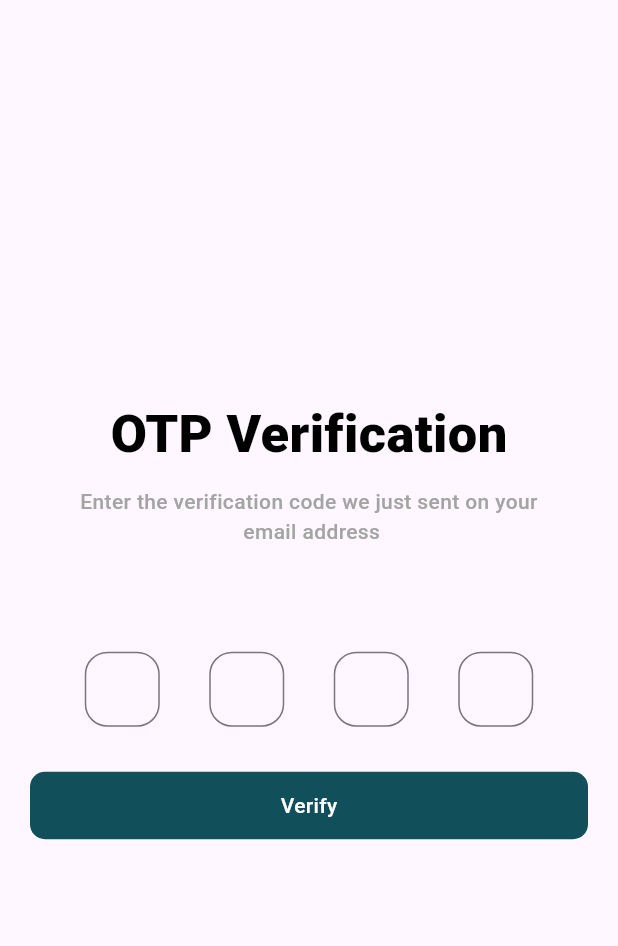
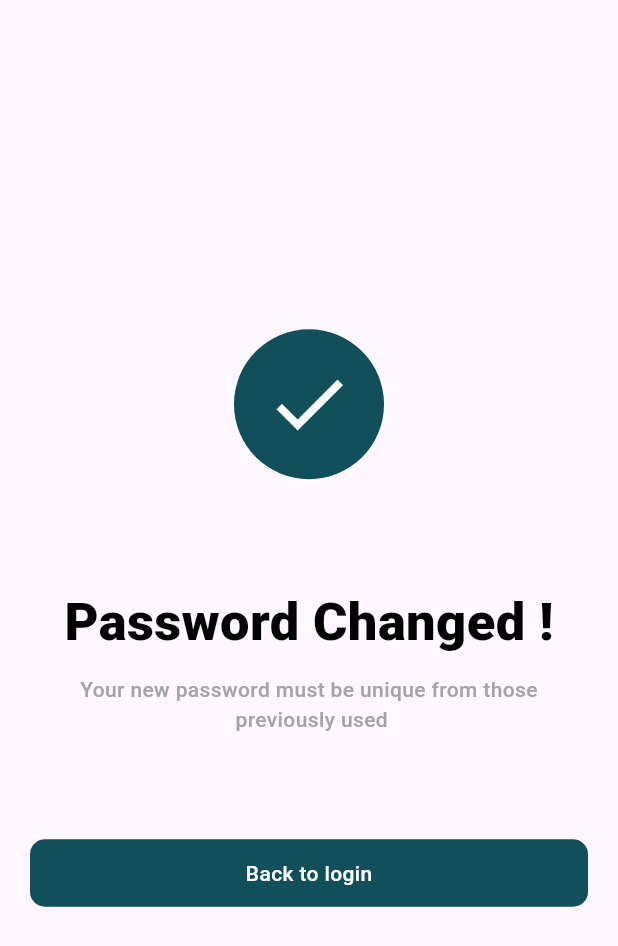
Before and after one commit to muhammed-aslam-pm/Hostel-Manager, a Flutter app: the CreateNewPasswordScreen screen opened directly, after a tap on "Save", on a phone screen of 412 x 824 dp. Shown: the top 946 px of the screen. Run offline on Flutter 3.47's test engine with Material 3 defaults, Android fonts, the phone set to English and light mode, and no system bars; our stand-ins replace smooth_page_indicator.

Commit message:
password changedscreen created

```diff
--- a/lib/view/login_and_register_screens/create_new_password_screen.dart
+++ b/lib/view/login_and_register_screens/create_new_password_screen.dart
@@ -3,6 +3,7 @@ import 'package:hostel_management_app/utils/color_constants.dart';
 import 'package:hostel_management_app/utils/text_style_constatnts.dart';
 import 'package:hostel_management_app/view/global_widgets/login_button.dart';
 import 'package:hostel_management_app/view/login_and_register_screens/otp_verification_screen.dart';
+import 'package:hostel_management_app/view/login_and_register_screens/password_changed_screen.dart';
 
 class CreateNewPasswordScreen extends StatelessWidget {
   const CreateNewPasswordScreen({super.key});
@@ -118,7 +119,7 @@ class CreateNewPasswordScreen extends StatelessWidget {
                   Navigator.push(
                     context,
                     MaterialPageRoute(
-                      builder: (context) => OTPVerivicationScreen(),
+                      builder: (context) => PasswordChangedScreen(),
                     ),
                   );
                 },
--- /dev/null
+++ b/lib/view/login_and_register_screens/password_changed_screen.dart
@@ -0,0 +1,65 @@
+import 'package:flutter/material.dart';
+import 'package:hostel_management_app/utils/color_constants.dart';
+import 'package:hostel_management_app/utils/text_style_constatnts.dart';
+import 'package:hostel_management_app/view/global_widgets/login_button.dart';
+import 'package:hostel_management_app/view/login_and_register_screens/login_screen.dart';
+import 'package:hostel_management_app/view/login_and_register_screens/otp_verification_screen.dart';
+
+class PasswordChangedScreen extends StatelessWidget {
+  const PasswordChangedScreen({super.key});
+
+  @override
+  Widget build(BuildContext context) {
+    return Scaffold(
+      body: Center(
+        child: Padding(
+          padding: const EdgeInsets.symmetric(horizontal: 20),
+          child: Column(
+            mainAxisAlignment: MainAxisAlignment.center,
+            crossAxisAlignment: CrossAxisAlignment.center,
+            children: [
+              CircleAvatar(
+                radius: 50,
+                backgroundColor: ColorConstants.primaryColor,
+                child: Icon(
+                  Icons.done,
+                  size: 60,
+                  color: ColorConstants.primaryWhiteColor,
+                ),
+              ),
+              SizedBox(
+                height: 70,
+              ),
+              Text(
+                "Password Changed !",
+                style: TextStyleConstants.loginTiltle,
+              ),
+              SizedBox(
+                height: 10,
+              ),
+              Text(
+                "Your new password must be unique from those\n previously used",
+                textAlign: TextAlign.center,
+                style: TextStyleConstants.loginSubtitle1,
+              ),
+              SizedBox(
+                height: 70,
+              ),
+              LoginButton(
+                buttonName: "Back to login",
+                onTap: () {
+                  Navigator.push(
+                    context,
+                    MaterialPageRoute(
+                      builder: (context) => LoginScreen(),
+                    ),
+                  );
+                },
+              )
+            ],
+          ),
+        ),
+      ),
+    );
+  }
+}
```
